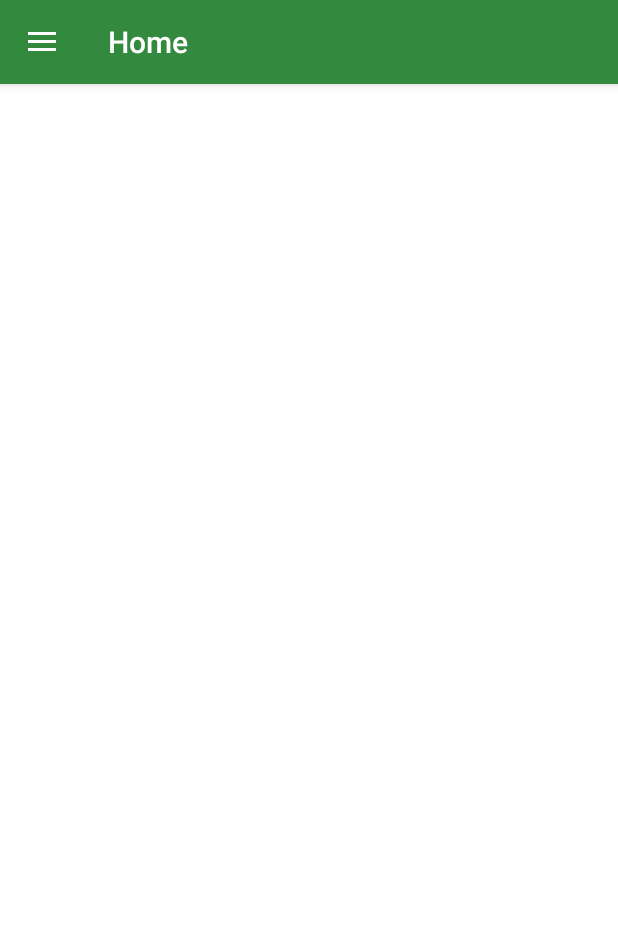
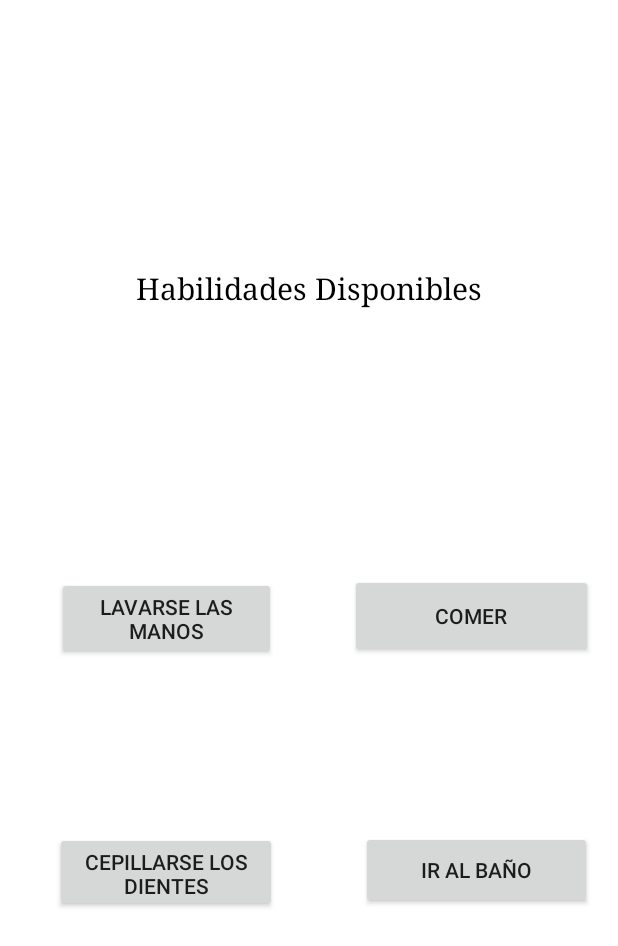
Before and after one commit to kornofilo/AutiYoda, an Android app: the screen it shows after launch once a user with an empty profile is signed in (MainActivity before the commit, PictogramsMenuActivity after it), after a tap on "Pictograms", on a phone screen of 412 x 824 dp. Shown: the top 946 px of the screen. Run offline under Robolectric (Android 15) with nearby library versions, the phone set to English and light mode, and no system bars; our stand-ins replace Firebase (no records; nobody signed in at launch, a user with empty details on screens opened directly); 1 other tap on this screen came first.

Commit message:
Pictogramas I

```diff
--- a/App/app/src/main/java/com/rialvik/autiyoda/AlertDialogs.java
+++ b/App/app/src/main/java/com/rialvik/autiyoda/AlertDialogs.java
@@ -2,4 +2,8 @@ package com.rialvik.autiyoda;
 
 class AlertDialogs {
 
+    public void normalAlertDialog(String title, String message){
+
+    }
+
 }
--- a/App/app/src/main/java/com/rialvik/autiyoda/MainActivity.java
+++ b/App/app/src/main/java/com/rialvik/autiyoda/MainActivity.java
@@ -81,6 +81,7 @@ public class MainActivity extends AppCompatActivity
         int id = item.getItemId();
 
         if (id == R.id.nav_pictogram) {
+            startActivity(new Intent(this, PictogramsMenuActivity.class));
 
         }else if (id == R.id.nav_vocabulary) {
             startActivity(new Intent(this, MapsActivity.class));
--- /dev/null
+++ b/App/app/src/main/java/com/rialvik/autiyoda/PictogramsMenuActivity.java
@@ -0,0 +1,42 @@
+package com.rialvik.autiyoda;
+
+import android.support.v7.app.AppCompatActivity;
+import android.os.Bundle;
+import android.view.View;
+import android.widget.Button;
+
+public class PictogramsMenuActivity extends AppCompatActivity {
+
+    Button manos;
+
+
+    @Override
+    protected void onCreate(Bundle savedInstanceState) {
+        super.onCreate(savedInstanceState);
+        setContentView(R.layout.activity_pictograms_menu);
+
+        manos = findViewById(R.id.mano);
+
+        manos.setOnClickListener(
+                new Button.OnClickListener()
+                {
+                    @Override
+                    public void onClick(View v) {
+                        //Intent paso= new Intent(v.getContext(),.class);
+                        //startActivity(paso);
+                    }
+                }
+        );
+        /*
+        dientes.setOnClickListener(
+                new Button.OnClickListener()
+                {
+                    @Override
+                    public void onClick(View v) {
+                        Intent paso= new Intent(v.getContext(),Lavar_manos.class);
+                        startActivity(paso);
+                    }
+                }
+        );*/
+    }
+}
--- /dev/null
+++ b/App/app/src/main/res/layout/activity_pictograms_menu.xml
@@ -0,0 +1,91 @@
+<?xml version="1.0" encoding="utf-8"?>
+<android.support.constraint.ConstraintLayout xmlns:android="http://schemas.android.com/apk/res/android"
+    xmlns:app="http://schemas.android.com/apk/res-auto"
+    xmlns:tools="http://schemas.android.com/tools"
+    android:layout_width="match_parent"
+    android:layout_height="match_parent"
+    tools:context=".PictogramsMenuActivity">
+
+    <TextView
+        android:id="@+id/textView2"
+        android:layout_width="264dp"
+        android:layout_height="36dp"
+        android:layout_marginBottom="8dp"
+        android:layout_marginEnd="8dp"
+        android:layout_marginStart="8dp"
+        android:layout_marginTop="8dp"
+        android:fontFamily="serif"
+        android:gravity="center"
+        android:text="Habilidades Disponibles"
+        android:textColor="#000000"
+        android:textSize="20dp"
+        app:layout_constraintBottom_toBottomOf="parent"
+        app:layout_constraintEnd_toEndOf="parent"
+        app:layout_constraintStart_toStartOf="parent"
+        app:layout_constraintTop_toTopOf="parent"
+        app:layout_constraintVertical_bias="0.215" />
+
+    <Button
+        android:id="@+id/mano"
+        android:layout_width="146dp"
+        android:layout_height="wrap_content"
+        android:layout_marginBottom="8dp"
+        android:layout_marginEnd="8dp"
+        android:layout_marginStart="8dp"
+        android:layout_marginTop="8dp"
+        android:text="Lavarse las manos"
+        app:layout_constraintBottom_toBottomOf="parent"
+        app:layout_constraintEnd_toEndOf="parent"
+        app:layout_constraintHorizontal_bias="0.121"
+        app:layout_constraintStart_toStartOf="parent"
+        app:layout_constraintTop_toTopOf="parent" />
+
+    <Button
+        android:id="@+id/comer"
+        android:layout_width="162dp"
+        android:layout_height="56dp"
+        android:layout_marginBottom="8dp"
+        android:layout_marginEnd="8dp"
+        android:layout_marginStart="8dp"
+        android:layout_marginTop="8dp"
+        android:text="Comer"
+        app:layout_constraintBottom_toBottomOf="parent"
+        app:layout_constraintEnd_toEndOf="parent"
+        app:layout_constraintHorizontal_bias="0.963"
+        app:layout_constraintStart_toStartOf="parent"
+        app:layout_constraintTop_toTopOf="parent"
+        app:layout_constraintVertical_bias="0.498" />
+
+    <Button
+        android:id="@+id/dientes"
+        android:layout_width="148dp"
+        android:layout_height="53dp"
+        android:layout_marginBottom="8dp"
+        android:layout_marginEnd="8dp"
+        android:layout_marginStart="8dp"
+        android:layout_marginTop="8dp"
+        android:text="Cepillarse los Dientes"
+        app:layout_constraintBottom_toBottomOf="parent"
+        app:layout_constraintEnd_toEndOf="parent"
+        app:layout_constraintHorizontal_bias="0.116"
+        app:layout_constraintStart_toStartOf="parent"
+        app:layout_constraintTop_toTopOf="parent"
+        app:layout_constraintVertical_bias="0.724" />
+
+    <Button
+        android:id="@+id/banio"
+        android:layout_width="154dp"
+        android:layout_height="52dp"
+        android:layout_marginBottom="8dp"
+        android:layout_marginEnd="8dp"
+        android:layout_marginStart="8dp"
+        android:layout_marginTop="8dp"
+        android:text="Ir al Baño"
+        app:layout_constraintBottom_toBottomOf="parent"
+        app:layout_constraintEnd_toEndOf="parent"
+        app:layout_constraintHorizontal_bias="0.962"
+        app:layout_constraintStart_toStartOf="parent"
+        app:layout_constraintTop_toTopOf="parent"
+        app:layout_constraintVertical_bias="0.722" />
+
+</android.support.constraint.ConstraintLayout>
--- a/App/app/src/main/res/values/styles.xml
+++ b/App/app/src/main/res/values/styles.xml
@@ -40,4 +40,8 @@
         <item name="android:textColorPrimary">@android:color/white</item>
 
     </style>
+
+    <style name="AppTheme.NoActionBar.AppBarOverlay" parent="ThemeOverlay.AppCompat.Dark.ActionBar" />
+
+    <style name="AppTheme.NoActionBar.PopupOverlay" parent="ThemeOverlay.AppCompat.Light" />
 </resources>
```
Also changed, not shown: App/app/src/main/AndroidManifest.xml (+7 -1 lines), App/app/src/main/java/com/rialvik/autiyoda/PictogramsActivity.java (added, +114 -0 lines), App/app/src/main/res/drawable/ic_view_module_black_24dp.xml (added, +9 -0 lines), App/app/src/main/res/layout/activity_pictograms.xml (added, +46 -0 lines), App/app/src/main/res/layout/fragment_pictograms.xml (added, +42 -0 lines), App/app/src/main/res/menu/activity_settings_drawer.xml (deleted, +0 -33 lines), App/app/src/main/res/values/strings.xml (+10 -16 lines), App/app/src/main/res/xml/pref_general.xml (+7 -15 lines), App/app/src/main/res/drawable/pictogramas/abrir_llave.jpg (added), App/app/src/main/res/drawable/pictogramas/aplicar_jabon.jpg (added), App/app/src/main/res/drawable/pictogramas/cerrar_llave.jpg (added), App/app/src/main/res/drawable/pictogramas/enjuagar_manos.jpg (added), App/app/src/main/res/drawable/pictogramas/lavar_manos.jpg (added), App/app/src/main/res/drawable/pictogramas/secar_manos.jpg (added).
